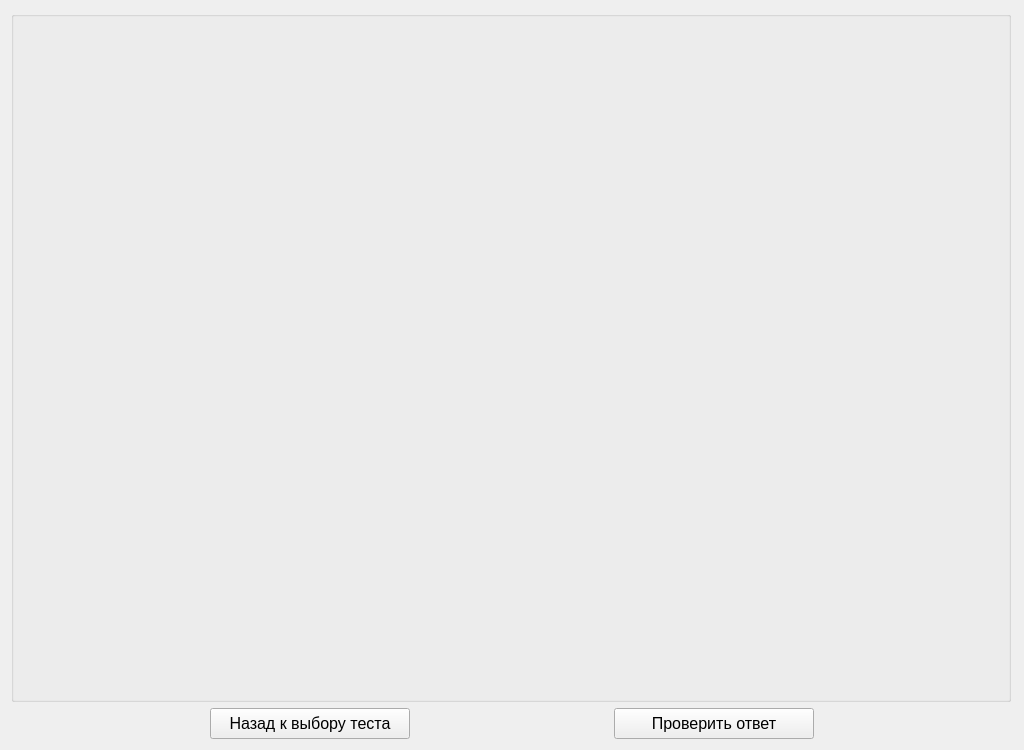
First picture: the form in mainwindow.ui, repository YakSid/ExamDiagnosis, before the edit.
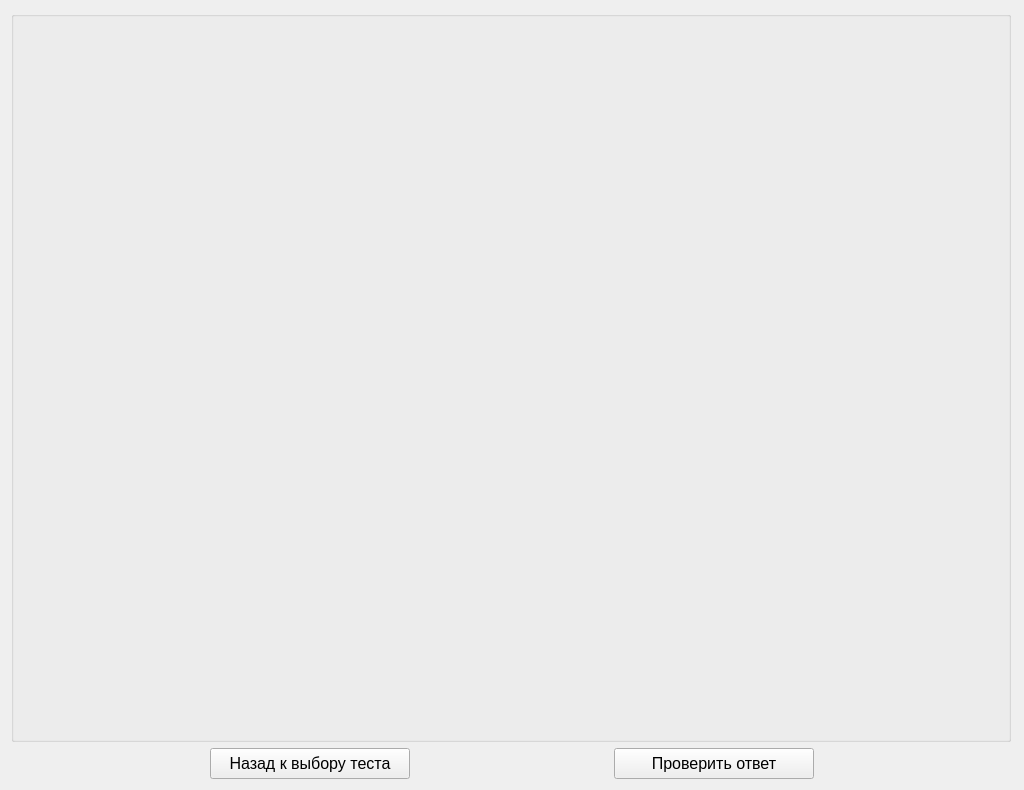
Second picture: the form after the edit.

```diff
--- a/mainwindow.ui
+++ b/mainwindow.ui
@@ -7,13 +7,13 @@
     <x>0</x>
     <y>0</y>
     <width>1024</width>
-    <height>750</height>
+    <height>790</height>
    </rect>
   </property>
   <property name="minimumSize">
    <size>
     <width>1024</width>
-    <height>750</height>
+    <height>790</height>
    </size>
   </property>
   <property name="windowTitle">
```
